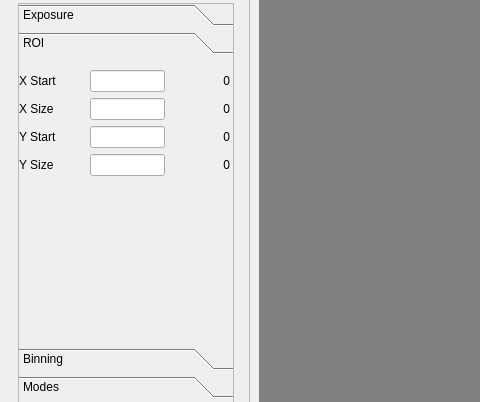
Before: the Qt Designer form Viewers/gige/GigEViewer.ui in slac-epics/ioc-common-gigECam, drawn with Qt 5; both pictures show x 0 to 480 and y 115 to 517 of the 1060 by 686 pixel window.
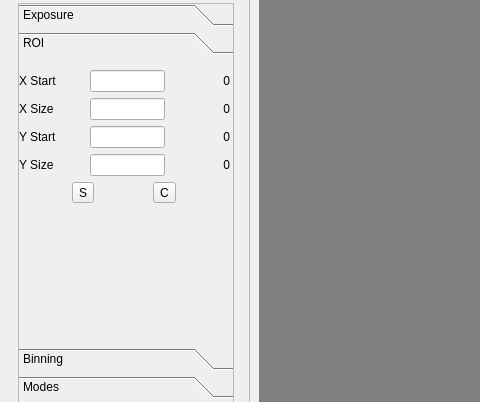
After: the same form once the commit is applied. The open tabs and pages were chosen to show the change. Icons and pictures are not drawn.

The edit to the form file:
```diff
--- a/Viewers/gige/GigEViewer.ui
+++ b/Viewers/gige/GigEViewer.ui
@@ -332,8 +332,8 @@
            <rect>
             <x>0</x>
             <y>0</y>
-            <width>96</width>
-            <height>26</height>
+            <width>212</width>
+            <height>207</height>
            </rect>
           </property>
           <attribute name="label" >
@@ -491,6 +491,51 @@
               </item>
              </layout>
             </item>
+            <item>
+             <layout class="QHBoxLayout" >
+              <item>
+               <widget class="QToolButton" name="bSelectROI" >
+                <property name="toolTip" >
+                 <string>Click and drag the mouse over the image to define the ROI</string>
+                </property>
+                <property name="text" >
+                 <string>S</string>
+                </property>
+                <property name="icon" >
+                 <iconset resource="GigEViewer.qrc" >:/new/prefix1/images/Crop3.png</iconset>
+                </property>
+                <property name="iconSize" >
+                 <size>
+                  <width>24</width>
+                  <height>24</height>
+                 </size>
+                </property>
+                <property name="checkable" >
+                 <bool>true</bool>
+                </property>
+               </widget>
+              </item>
+              <item>
+               <widget class="QToolButton" name="bClearROI" >
+                <property name="toolTip" >
+                 <string>Clear the ROI</string>
+                </property>
+                <property name="text" >
+                 <string>C</string>
+                </property>
+                <property name="icon" >
+                 <iconset resource="GigEViewer.qrc" >:/new/prefix1/images/FullImage3.png</iconset>
+                </property>
+                <property name="iconSize" >
+                 <size>
+                  <width>24</width>
+                  <height>24</height>
+                 </size>
+                </property>
+               </widget>
+              </item>
+             </layout>
+            </item>
             <item>
              <spacer>
               <property name="orientation" >
```
Left out of the diff: 52 changed lines with no effect on the pictures.
